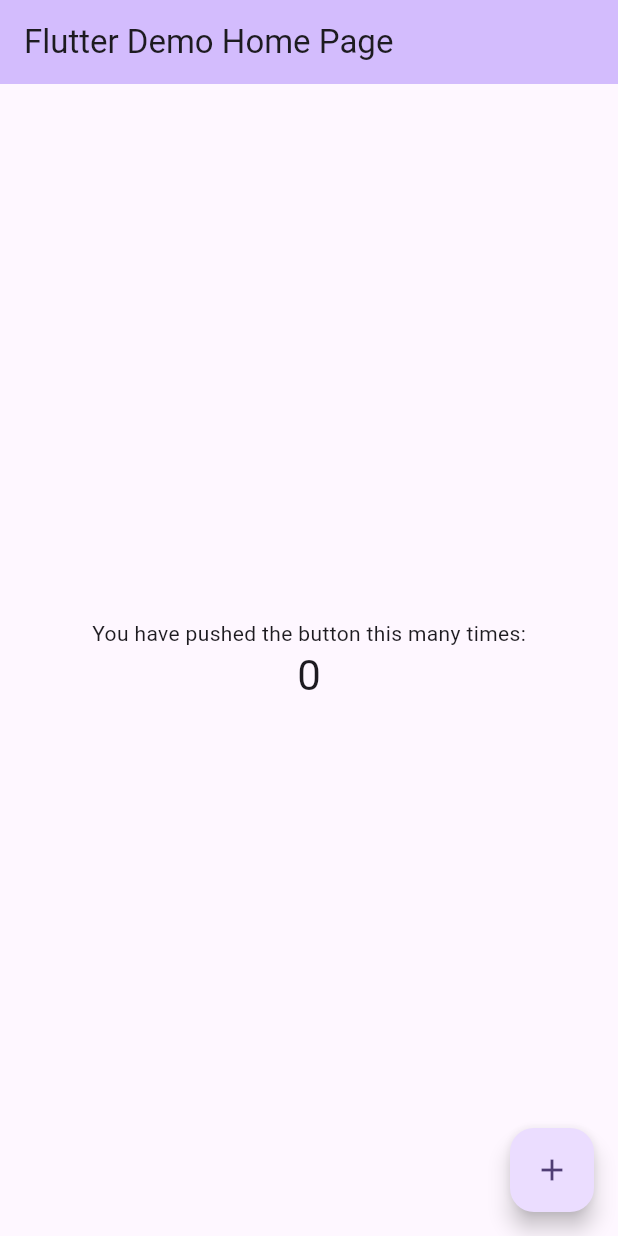
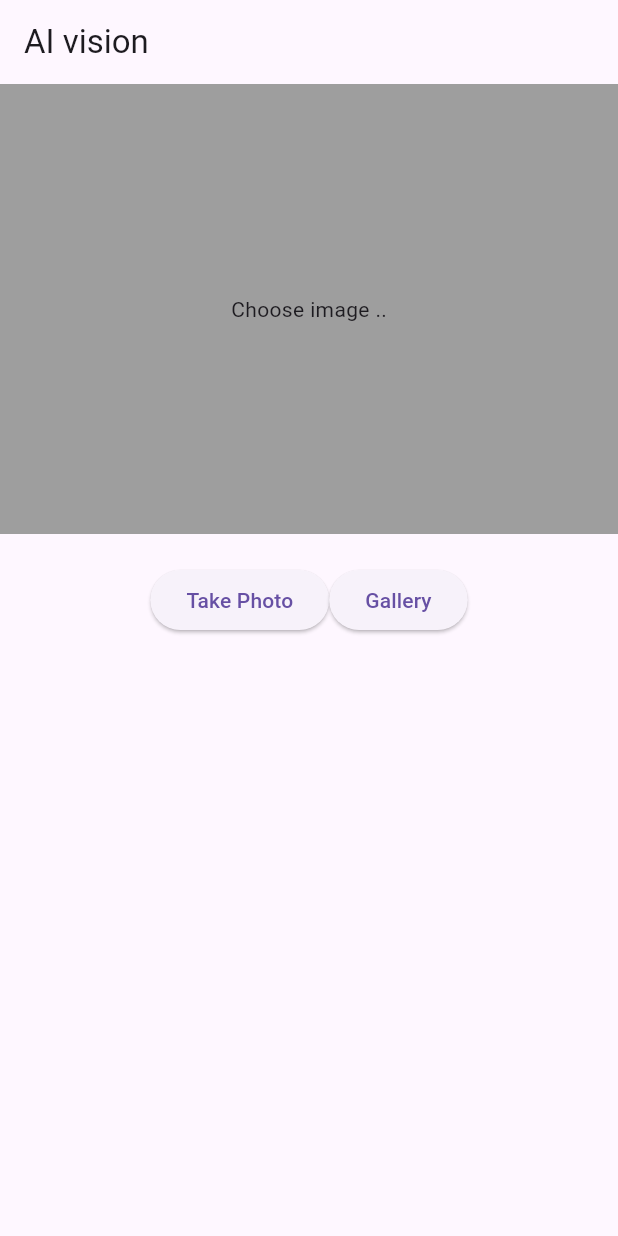
Before and after one commit to andreyscott/imagetotext, a Flutter app: the screen it shows after launch, on a phone screen of 412 x 824 dp. Run offline on Flutter 3.47's test engine with Material 3 defaults, Android fonts, the phone set to English and light mode, and no system bars; our stand-ins replace image_picker.

Commit message:
worked out the function

```diff
--- /dev/null
+++ b/lib/home_page.dart
@@ -0,0 +1,109 @@
+import 'dart:io';
+import 'package:flutter/material.dart';
+import 'package:image_picker/image_picker.dart';
+import 'package:imagetotext/claude_service.dart';
+
+class HomePage extends StatefulWidget {
+  const HomePage({super.key});
+
+  @override
+  State<HomePage> createState() => _HomePageState();
+}
+
+class _HomePageState extends State<HomePage> {
+  // variable
+
+  File? _image;
+  String? _description;
+  bool _isLoading = false;
+  final _picker = ImagePicker();
+
+  Future<void> _pickImage(ImageSource source) async {
+    try {
+      final pickedFile = await _picker.pickImage(
+        source: source,
+        maxHeight: 1000,
+        maxWidth: 1920,
+        imageQuality: 85,
+      );
+
+      // image has been picked
+
+      if (pickedFile != null) {
+        setState(() {
+          _image = File(pickedFile.path);
+        });
+        await _analyseImage();
+      }
+    }
+    // Error
+    catch (e) {
+      print('Error: $e');
+    }
+  }
+// analayse image method
+
+  Future<void> _analyseImage() async {
+    if (_image == null) {
+      return;
+    }
+    setState(() {
+      _isLoading = true;
+    });
+
+    //start analyzing the image
+
+    try {
+      final description = await ClaudeService.analyzeImage(_image!);
+
+      setState(() {
+        _description = description;
+        _isLoading = false;
+      });
+    } catch (e) {
+      print('Error: $e');
+
+      setState(() {
+        _isLoading = false;
+      });
+    }
+
+    // call the api to analyze the image
+    // set the description to the result of the api call
+    // set the _isLoading to false
+    setState(() {
+      _isLoading = false;
+    });
+  }
+
+  @override
+  Widget build(BuildContext context) {
+    return Scaffold(
+        appBar: AppBar(title: const Text('AI vision')),
+        body: Column(children: [
+          Container(
+            height: 300,
+            color: Colors.grey,
+            child: _image != null
+                ? Image.file(_image!)
+                : const Center(child: Text('Choose image ..')),
+          ),
+          const SizedBox(height: 20),
+          Row(mainAxisAlignment: MainAxisAlignment.center, children: [
+            ElevatedButton(
+              onPressed: () => _pickImage(ImageSource.camera),
+              child: const Text("Take Photo"),
+            ),
+            ElevatedButton(
+              onPressed: () => _pickImage(ImageSource.gallery),
+              child: const Text("Gallery"),
+            )
+          ]),
+          const SizedBox(height: 20),
+          if (_isLoading)
+            const CircularProgressIndicator()
+          else if (_description != null)
+            Text(_description!)
+        ]));
+  }
+}
--- a/lib/main.dart
+++ b/lib/main.dart
@@ -1,4 +1,5 @@
 import 'package:flutter/material.dart';
+import 'package:imagetotext/home_page.dart';
 
 void main() {
   runApp(const MyApp());
@@ -10,116 +11,9 @@
   // This widget is the root of your application.
   @override
   Widget build(BuildContext context) {
-    return MaterialApp(
+    return const MaterialApp(
       title: 'Flutter Demo',
-      theme: ThemeData(
-        // This is the theme of your application.
-        //
-        // TRY THIS: Try running your application with "flutter run". You'll see
-        // the application has a purple toolbar. Then, without quitting the app,
-        // try changing the seedColor in the colorScheme below to Colors.green
-        // and then invoke "hot reload" (save your changes or press the "hot
-        // reload" button in a Flutter-supported IDE, or press "r" if you used
-        // the command line to start the app).
-        //
-        // Notice that the counter didn't reset back to zero; the application
-        // state is not lost during the reload. To reset the state, use hot
-        // restart instead.
-        //
-        // This works for code too, not just values: Most code changes can be
-        // tested with just a hot reload.
-        colorScheme: ColorScheme.fromSeed(seedColor: Colors.deepPurple),
-        useMaterial3: true,
-      ),
-      home: const MyHomePage(title: 'Flutter Demo Home Page'),
+      home: HomePage(),
     );
   }
 }
-
-class MyHomePage extends StatefulWidget {
-  const MyHomePage({super.key, required this.title});
-
-  // This widget is the home page of your application. It is stateful, meaning
-  // that it has a State object (defined below) that contains fields that affect
-  // how it looks.
-
-  // This class is the configuration for the state. It holds the values (in this
-  // case the title) provided by the parent (in this case the App widget) and
-  // used by the build method of the State. Fields in a Widget subclass are
-  // always marked "final".
-
-  final String title;
-
-  @override
-  State<MyHomePage> createState() => _MyHomePageState();
-}
-
-class _MyHomePageState extends State<MyHomePage> {
-  int _counter = 0;
-
-  void _incrementCounter() {
-    setState(() {
-      // This call to setState tells the Flutter framework that something has
-      // changed in this State, which causes it to rerun the build method below
-      // so that the display can reflect the updated values. If we changed
-      // _counter without calling setState(), then the build method would not be
-      // called again, and so nothing would appear to happen.
-      _counter++;
-    });
-  }
-
-  @override
-  Widget build(BuildContext context) {
-    // This method is rerun every time setState is called, for instance as done
-    // by the _incrementCounter method above.
-    //
-    // The Flutter framework has been optimized to make rerunning build methods
-    // fast, so that you can just rebuild anything that needs updating rather
-    // than having to individually change instances of widgets.
-    return Scaffold(
-      appBar: AppBar(
-        // TRY THIS: Try changing the color here to a specific color (to
-        // Colors.amber, perhaps?) and trigger a hot reload to see the AppBar
-        // change color while the other colors stay the same.
-        backgroundColor: Theme.of(context).colorScheme.inversePrimary,
-        // Here we take the value from the MyHomePage object that was created by
-        // the App.build method, and use it to set our appbar title.
-        title: Text(widget.title),
-      ),
-      body: Center(
-        // Center is a layout widget. It takes a single child and positions it
-        // in the middle of the parent.
-        child: Column(
-          // Column is also a layout widget. It takes a list of children and
-          // arranges them vertically. By default, it sizes itself to fit its
-          // children horizontally, and tries to be as tall as its parent.
-          //
-          // Column has various properties to control how it sizes itself and
-          // how it positions its children. Here we use mainAxisAlignment to
-          // center the children vertically; the main axis here is the vertical
-          // axis because Columns are vertical (the cross axis would be
-          // horizontal).
-          //
-          // TRY THIS: Invoke "debug painting" (choose the "Toggle Debug Paint"
-          // action in the IDE, or press "p" in the console), to see the
-          // wireframe for each widget.
-          mainAxisAlignment: MainAxisAlignment.center,
-          children: <Widget>[
-            const Text(
-              'You have pushed the button this many times:',
-            ),
-            Text(
-              '$_counter',
-              style: Theme.of(context).textTheme.headlineMedium,
-            ),
-          ],
-        ),
-      ),
-      floatingActionButton: FloatingActionButton(
-        onPressed: _incrementCounter,
-        tooltip: 'Increment',
-        child: const Icon(Icons.add),
-      ), // This trailing comma makes auto-formatting nicer for build methods.
-    );
-  }
-}
```
Also changed, not shown: lib/claude_service.dart (+4 -3 lines).
